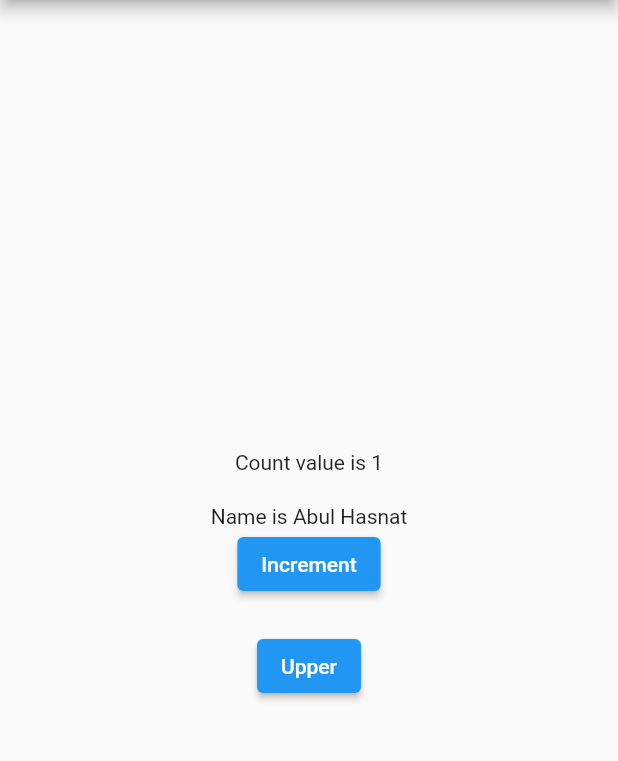
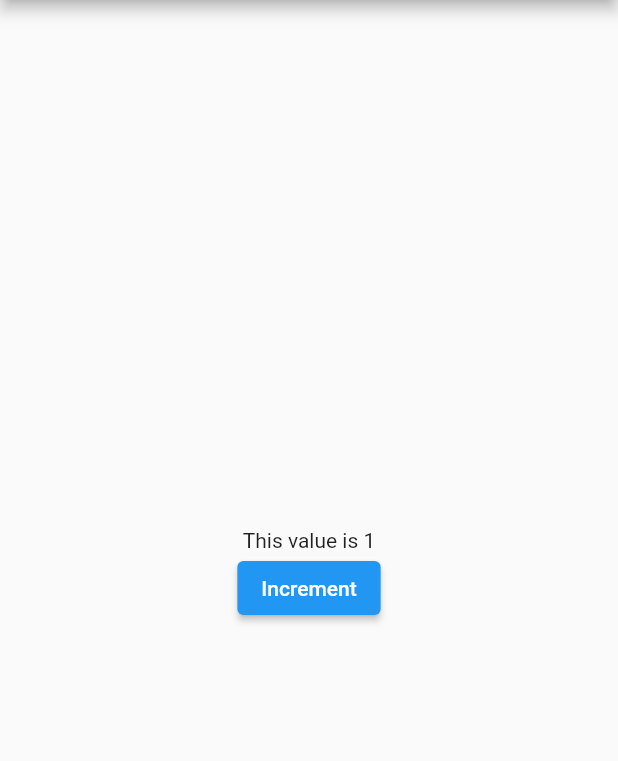
Before and after one commit to muahasnat/Custom-class-with-obx-by-GetX, a Flutter app: the screen it shows after launch, after a tap on "Increment", on a phone screen of 412 x 824 dp, the part 84-845 px from its top. Run offline on Flutter 3.47's test engine with Material 2 defaults, Android fonts, the phone set to English and light mode, and no system bars; our stand-ins replace get.

Commit message:
increment using GetX controller

```diff
--- a/lib/main.dart
+++ b/lib/main.dart
@@ -8,10 +8,10 @@ void main() {
 }
 
 class MyApp extends StatelessWidget {
-  var count = 0.obs;
-  void increment() {
-    count++;
-  }
+  // var count = 0.obs;
+  // void increment() {
+  //   count++;
+  // }
 
   //var student = Student();
   //final student = Student(name: "Md.Abul Hasmat", age: 26).obs;
@@ -32,30 +32,44 @@ class MyApp extends StatelessWidget {
             child: Column(
               mainAxisAlignment: MainAxisAlignment.center,
               children: [
-                Obx(() => Text("Count value is $count")),
-                SizedBox(
-                  height: 20,
-                ),
-                //Obx(() => Text("Name is ${student.value.name}")),
-                Obx(() => Text("Name is ${myController.student.value.name}")),
+                GetX<MyController>(
+                    //init: MyController(),
+                    builder: (controller) {
+                  return Text("This value is ${myController.count}");
+                }),
+
                 ElevatedButton(
                     onPressed: () {
-                      increment();
+                      //Get.find<MyController>().increment();
+                      myController.increment();
                     },
                     child: Text("Increment")),
-                SizedBox(
-                  height: 20,
-                ),
-                ElevatedButton(
-                    onPressed: () {
-                      //student.name.value = student.name.value.toUpperCase();
-                      // student.update((student) {
-                      //   student?.name = student.name.toString().toUpperCase();
-                      // });
-                      //myController.convertToUppercase();
-                      myController.ConvertToUpperCase();
-                    },
-                    child: Text("Upper")),
+
+                // Obx(() => Text("Count value is $count")),
+                // SizedBox(
+                //   height: 20,
+                // ),
+                // //Obx(() => Text("Name is ${student.value.name}")),
+                // Obx(() => Text("Name is ${myController.student.value.name}")),
+                // ElevatedButton(
+                //     onPressed: () {
+                //       increment();
+                //     },
+                //     child: Text("Increment")),
+                // SizedBox(
+                //   height: 20,
+                // ),
+                // ElevatedButton(
+                //     onPressed: () {
+                //       //student.name.value = student.name.value.toUpperCase();
+                //       // student.update((student) {
+                //       //   student?.name = student.name.toString().toUpperCase();
+                //       // });
+                //       //myController.convertToUppercase();
+                //       myController.ConvertToUpperCase();
+                //     },
+                //     child: Text("Upper")
+                //     ),
               ],
             ),
           ),
--- a/lib/my_controller.dart
+++ b/lib/my_controller.dart
@@ -7,10 +7,15 @@ class MyController extends GetxController {
   //   student.name.value = student.name.value.toUpperCase();
   // }
 
-  var student = Student(name: "Abul Hasnat", age: 26).obs;
-  void ConvertToUpperCase() {
-    student.update((Student) {
-      Student?.name = Student.name.toString().toUpperCase();
-    });
+  // var student = Student(name: "Abul Hasnat", age: 26).obs;
+  // void ConvertToUpperCase() {
+  //   student.update((Student) {
+  //     Student?.name = Student.name.toString().toUpperCase();
+  //   });
+  // }
+
+  var count = 0.obs;
+  void increment() {
+    count++;
   }
 }
```
